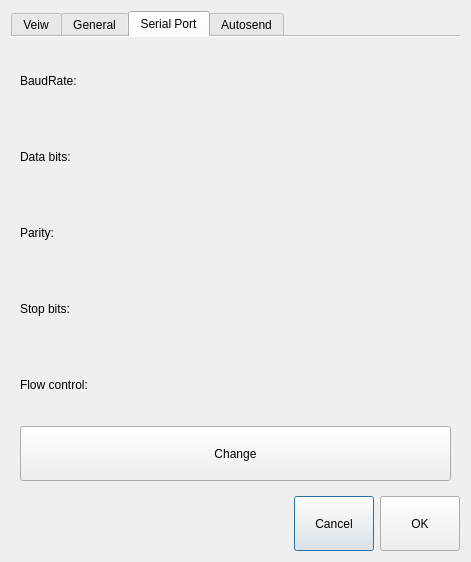
Old version of the form generalsettingdialog.ui in the repository mishkoLitvin/L_Aries-progect.
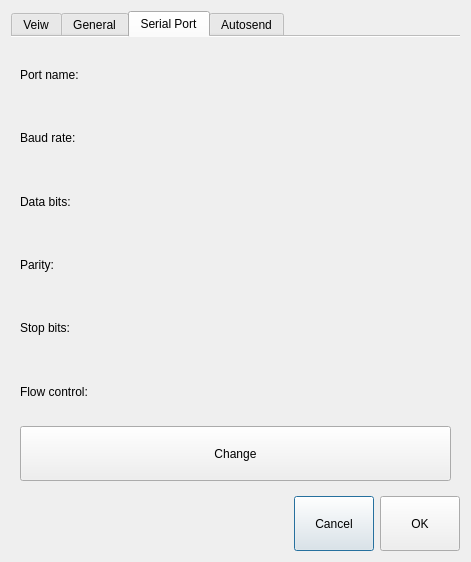
New version of the form. The open tabs and pages were chosen to show the change. Icons and pictures are not drawn.

Patch:
```diff
--- a/generalsettingdialog.ui
+++ b/generalsettingdialog.ui
@@ -262,13 +262,20 @@
       <attribute name="title">
        <string>Serial Port</string>
       </attribute>
-      <layout class="QVBoxLayout" name="verticalLayout_6">
-       <item>
-        <layout class="QVBoxLayout" name="verticalLayout_5">
+      <layout class="QGridLayout" name="gridLayout_5">
+       <item row="0" column="0">
+        <layout class="QVBoxLayout" name="verticalLayout_6">
+         <item>
+          <widget class="QLabel" name="lPortName">
+           <property name="text">
+            <string>Port name: </string>
+           </property>
+          </widget>
+         </item>
          <item>
           <widget class="QLabel" name="lBaudRate">
            <property name="text">
-            <string>BaudRate:</string>
+            <string>Baud rate:</string>
            </property>
           </widget>
          </item>
```
Left out of the diff: 6 changed lines with no effect on the pictures.
